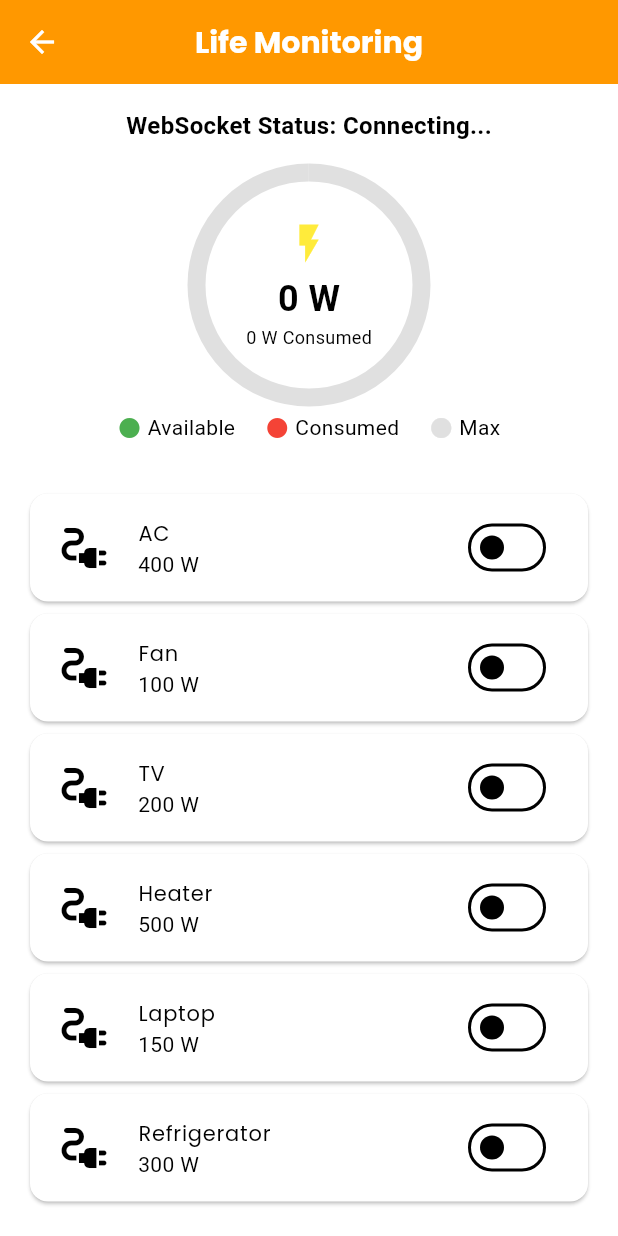
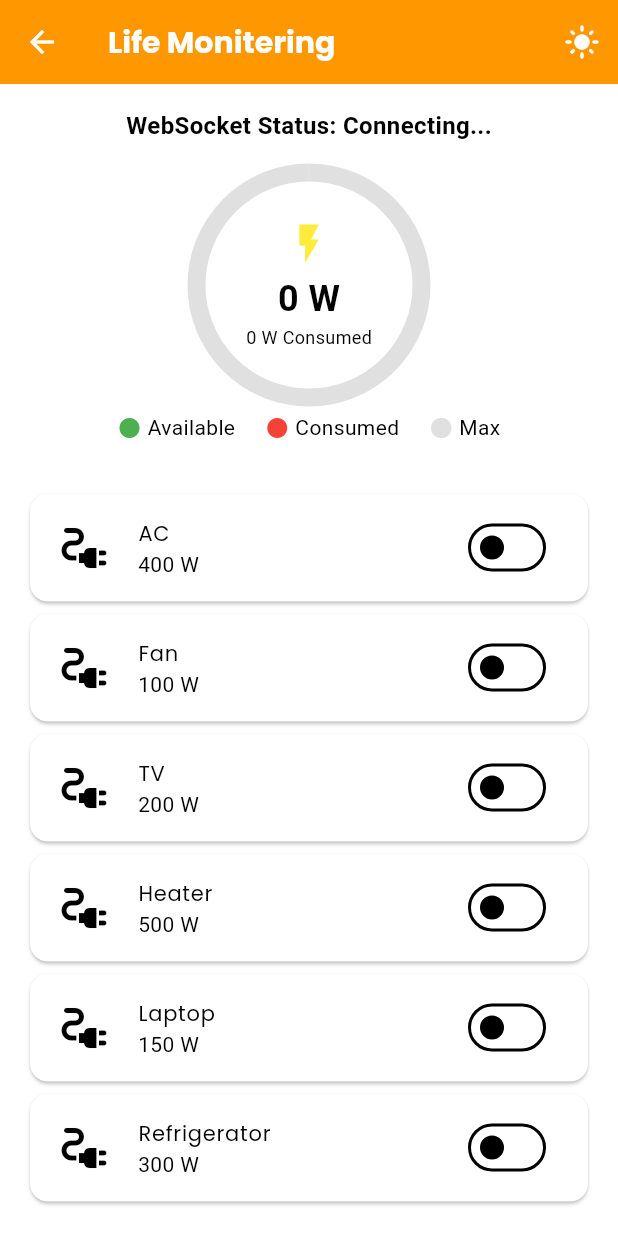
Before and after one commit to omar-albarakeh/solariqflutter, a Flutter app: the RealTimeMonitoring screen opened directly, on a phone screen of 412 x 824 dp. Run offline on Flutter 3.47's test engine with Material 3 defaults, Android fonts, the light colour scheme and no system bars; our stand-ins replace camera, curved_navigation_bar, firebase_auth, firebase_core, fl_chart, flutter_local_notifications and 5 more; missing offline and left inert: dart_jsonwebtoken, weather_animation; accounts and stored records are empty; network calls fail.

Commit message:
Flutter <>   updated

```diff
--- a/lib/Screens/Home/Pages/RealPower/RealTime.dart
+++ b/lib/Screens/Home/Pages/RealPower/RealTime.dart
@@ -1,4 +1,7 @@
 import 'package:flutter/material.dart';
+import 'package:provider/provider.dart';
+import '../../../../Config/AppText.dart';
+import '../../../../Widgets/Home/ThemeNotifier.dart';
 import 'PowerIndicator.dart';
 import 'powerWebSocket.dart';
 import 'devices.dart';
@@ -136,11 +139,26 @@ class _RealTimeMonitoringState extends State<RealTimeMonitoring> {
   @override
   Widget build(BuildContext context) {
     final totalConsumption = _calculateTotalPowerConsumption();
-
+    final theme = Theme.of(context);
     return Scaffold(
       appBar: AppBar(
-        title: const Text('Life Monitoring'),
-        centerTitle: true,
+        backgroundColor: theme.primaryColor,
+        title: const Text(
+          'Life Monitering',
+          style: AppTextStyles.appBarTitle,
+        ),
+        actions: [
+          IconButton(
+            icon: Icon(
+              theme.brightness == Brightness.dark
+                  ? Icons.dark_mode
+                  : Icons.light_mode,
+            ),
+            onPressed: () {
+              Provider.of<ThemeNotifier>(context, listen: false).toggleTheme();
+            },
+          ),
+        ],
       ),
       body: Padding(
         padding: const EdgeInsets.all(16.0),
```
